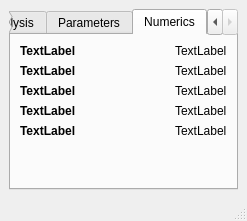
NeutrinoToolkit/Neutrino, file UIs/nFocalSpot.ui: the form before one commit.
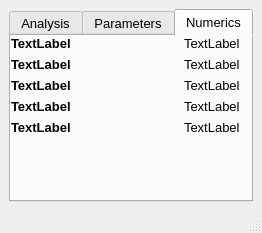
The form after the commit. The open tabs and pages were chosen to show the change.

The edit to the form file:
```diff
--- a/UIs/nFocalSpot.ui
+++ b/UIs/nFocalSpot.ui
@@ -6,8 +6,8 @@
    <rect>
     <x>0</x>
     <y>0</y>
-    <width>247</width>
-    <height>221</height>
+    <width>262</width>
+    <height>233</height>
    </rect>
   </property>
   <property name="windowTitle">
@@ -28,7 +28,7 @@
      <widget class="QTabWidget" name="tabWidget">
       <property name="font">
        <font>
-        <pointsize>9</pointsize>
+        <pointsize>10</pointsize>
        </font>
       </property>
       <property name="currentIndex">
@@ -679,6 +679,18 @@
         <string>Numerics</string>
        </attribute>
        <layout class="QGridLayout" name="gridLayout_4">
+        <property name="leftMargin">
+         <number>0</number>
+        </property>
+        <property name="topMargin">
+         <number>0</number>
+        </property>
+        <property name="rightMargin">
+         <number>0</number>
+        </property>
+        <property name="bottomMargin">
+         <number>0</number>
+        </property>
         <item row="0" column="0" rowspan="2" colspan="2">
          <layout class="QHBoxLayout" name="horizontalLayout">
           <item>
@@ -687,6 +699,7 @@
              <widget class="QLabel" name="num_d1">
               <property name="font">
                <font>
+                <pointsize>10</pointsize>
                 <weight>75</weight>
                 <bold>true</bold>
                </font>
@@ -700,6 +713,7 @@
              <widget class="QLabel" name="num_d2">
               <property name="font">
                <font>
+                <pointsize>10</pointsize>
                 <weight>75</weight>
                 <bold>true</bold>
                </font>
@@ -713,6 +727,7 @@
              <widget class="QLabel" name="num_d3">
               <property name="font">
                <font>
+                <pointsize>10</pointsize>
                 <weight>75</weight>
                 <bold>true</bold>
                </font>
@@ -726,6 +741,7 @@
              <widget class="QLabel" name="num_d4">
               <property name="font">
                <font>
+                <pointsize>10</pointsize>
                 <weight>75</weight>
                 <bold>true</bold>
                </font>
@@ -739,6 +755,7 @@
              <widget class="QLabel" name="num_d5">
               <property name="font">
                <font>
+                <pointsize>10</pointsize>
                 <weight>75</weight>
                 <bold>true</bold>
                </font>
@@ -770,6 +787,11 @@
            <layout class="QVBoxLayout" name="verticalLayout_2">
             <item>
              <widget class="QLabel" name="num_v1">
+              <property name="font">
+               <font>
+                <pointsize>10</pointsize>
+               </font>
+              </property>
               <property name="text">
                <string>TextLabel</string>
               </property>
@@ -777,6 +799,11 @@
             </item>
             <item>
              <widget class="QLabel" name="num_v2">
+              <property name="font">
+               <font>
+                <pointsize>10</pointsize>
+               </font>
+              </property>
               <property name="text">
                <string>TextLabel</string>
               </property>
@@ -784,6 +811,11 @@
             </item>
             <item>
              <widget class="QLabel" name="num_v3">
+              <property name="font">
+               <font>
+                <pointsize>10</pointsize>
+               </font>
+              </property>
               <property name="text">
                <string>TextLabel</string>
               </property>
@@ -791,6 +823,11 @@
             </item>
             <item>
              <widget class="QLabel" name="num_v4">
+              <property name="font">
+               <font>
+                <pointsize>10</pointsize>
+               </font>
+              </property>
               <property name="text">
                <string>TextLabel</string>
               </property>
@@ -798,6 +835,11 @@
             </item>
             <item>
              <widget class="QLabel" name="num_v5">
+              <property name="font">
+               <font>
+                <pointsize>10</pointsize>
+               </font>
+              </property>
               <property name="text">
                <string>TextLabel</string>
               </property>
```
Left out of the diff: 51 changed lines with no effect on the pictures.
